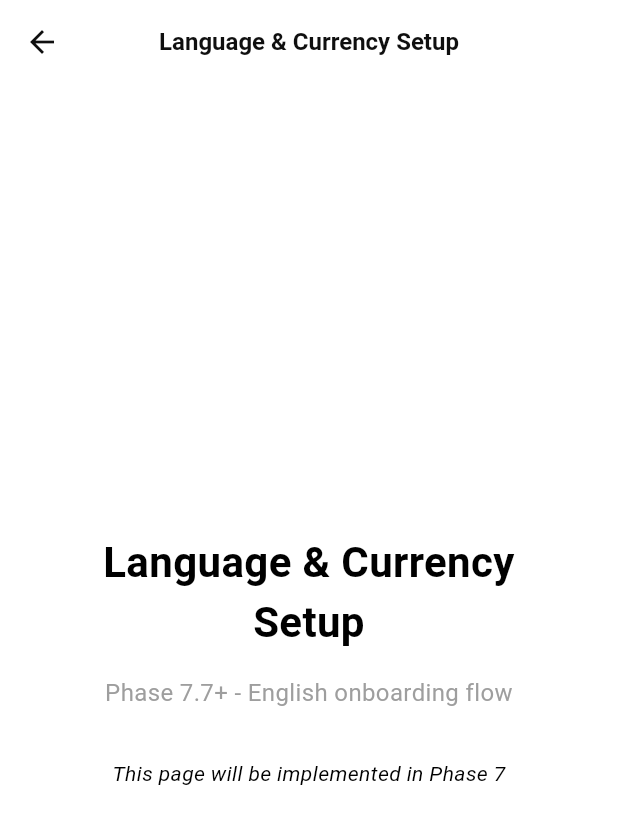
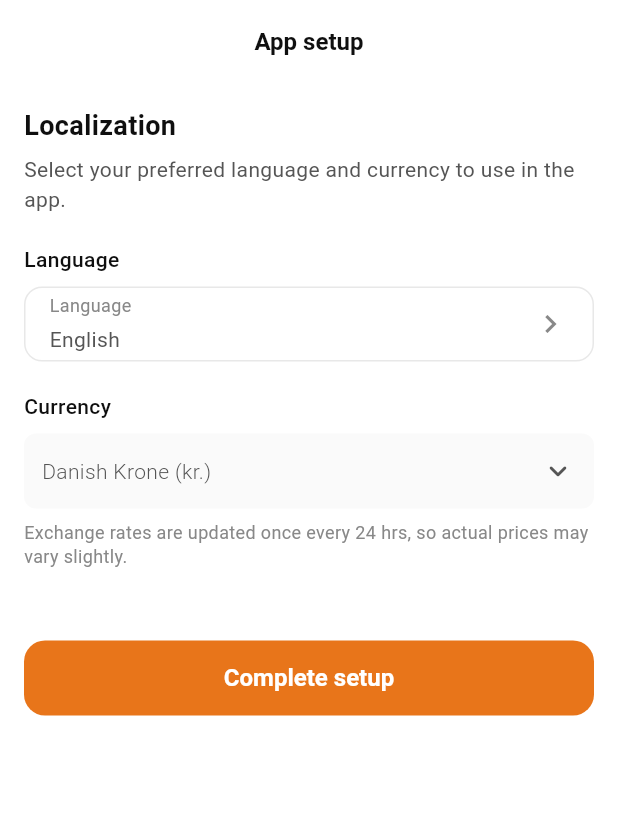
Before and after one commit to Andreasams/JourneyMate_manual, a Flutter app: the screen it shows after launch, after a tap on "Continue", on a phone screen of 412 x 824 dp. Shown: the top 824 px of the screen. Run offline on Flutter 3.47's test engine with Material 3 defaults, Android fonts, the phone set to English and light mode, and no system bars; our stand-ins replace cached_network_image, flutter_riverpod, geolocator, go_router, google_fonts, permission_handler and 3 more; missing offline and left inert: map_launcher; network calls fail.

Commit message:
feat(phase7.2): implement App Settings Initiate Flow page
- Create AppSettingsInitiateFlowPage with language & currency selection
- Integrate LanguageSelectorButton and CurrencySelectorButton widgets
- Non-blocking location permission check on page load
- Search API call with selected language on 'Complete setup'
- Error handling with dialog for API failures
- Analytics tracking (page_viewed on dispose with duration)
- Navigation to Search page using context.go() (replaces onboarding flow)
- All design tokens applied (AppColors, AppSpacing, AppTypography, AppRadius)
- flutter analyze: 0 issues in new code (2 pre-existing info warnings in item_bottom_sheet.dart)
- Translation keys: All 7 keys already exist from Phase 6A (no new keys needed)

Co-Authored-By: Claude Sonnet 4.5 <noreply@anthropic.com>

```diff
--- /dev/null
+++ b/journey_mate/lib/pages/app_settings_initiate_flow/app_settings_initiate_flow_page.dart
@@ -0,0 +1,381 @@
+import 'package:flutter/material.dart';
+import 'package:flutter/scheduler.dart';
+import 'package:flutter_riverpod/flutter_riverpod.dart';
+import 'package:shared_preferences/shared_preferences.dart';
+import 'package:go_router/go_router.dart';
+import 'package:geolocator/geolocator.dart';
+import '../../providers/search_providers.dart';
+import '../../providers/settings_providers.dart';
+import '../../services/api_service.dart';
+import '../../services/translation_service.dart';
+import '../../theme/app_colors.dart';
+import '../../theme/app_spacing.dart';
+import '../../theme/app_radius.dart';
+import '../../theme/app_typography.dart';
+import '../../theme/app_constants.dart';
+import '../../widgets/shared/language_selector_button.dart';
+import '../../widgets/shared/currency_selector_button.dart';
+
+/// App Settings Initiate Flow Page
+///
+/// Second step in new user onboarding (English path). Required setup page
+/// where users select language and currency before entering the main app.
+///
+/// User Flow:
+/// Welcome Page (new user, no language set)
+///   ↓ User taps "Continue" (English button)
+/// App Settings Initiate Flow (THIS PAGE)
+///   ↓ User selects language & currency → taps "Complete setup"
+/// Search Results Page (main app)
+///
+/// Phase 7.2 implementation
+class AppSettingsInitiateFlowPage extends ConsumerStatefulWidget {
+  const AppSettingsInitiateFlowPage({super.key});
+
+  @override
+  ConsumerState<AppSettingsInitiateFlowPage> createState() =>
+      _AppSettingsInitiateFlowPageState();
+}
+
+class _AppSettingsInitiateFlowPageState
+    extends ConsumerState<AppSettingsInitiateFlowPage> {
+  // ============================================================
+  // LOCAL STATE
+  // ============================================================
+
+  DateTime? _pageStartTime;
+  bool _isLoading = false;
+  String _currentLanguageCode = 'en'; // Default to English
+
+  // ============================================================
+  // LIFECYCLE
+  // ============================================================
+
+  @override
+  void initState() {
+    super.initState();
+
+    // Initialize after frame is rendered
+    SchedulerBinding.instance.addPostFrameCallback((_) {
+      _initialize();
+    });
+  }
+
+  @override
+  void dispose() {
+    _trackPageView();
+    super.dispose();
+  }
+
+  // ============================================================
+  // INITIALIZATION
+  // ============================================================
+
+  Future<void> _initialize() async {
+    // Record page start time for analytics
+    _pageStartTime = DateTime.now();
+
+    try {
+      // Load localization preferences (currency)
+      await ref.read(localizationProvider.notifier).loadFromPreferences();
+
+      // Load current language code from SharedPreferences
+      final prefs = await SharedPreferences.getInstance();
+      final languageCode = prefs.getString('user_language_code') ?? 'en';
+
+      // Check location permission (fire-and-forget, don't block UI)
+      ref.read(locationProvider.notifier).checkPermission();
+
+      // Update local state
+      if (mounted) {
+        setState(() {
+          _currentLanguageCode = languageCode;
+        });
+      }
+    } catch (e) {
+      debugPrint('⚠️ App Settings page initialization error: $e');
+      // Continue with defaults even if initialization fails
+    }
+  }
+
+  // ============================================================
+  // LANGUAGE SELECTION
+  // ============================================================
+
+  Future<void> _handleLanguageSelected(String newLanguageCode) async {
+    try {
+      // Persist language to SharedPreferences
+      final prefs = await SharedPreferences.getInstance();
+      await prefs.setString('user_language_code', newLanguageCode);
+
+      // Update local state
+      if (mounted) {
+        setState(() {
+          _currentLanguageCode = newLanguageCode;
+        });
+      }
+
+      debugPrint('✅ Language updated to: $newLanguageCode');
+    } catch (e) {
+      debugPrint('⚠️ Failed to persist language: $e');
+    }
+  }
+
+  // ============================================================
+  // LOCATION HANDLING
+  // ============================================================
+
+  Future<String?> _getUserLocation() async {
+    try {
+      final position = await Geolocator.getCurrentPosition(
+        locationSettings: const LocationSettings(
+          accuracy: LocationAccuracy.high,
+          timeLimit: Duration(seconds: 5),
+        ),
+      );
+      return 'LatLng(lat: ${position.latitude}, lng: ${position.longitude})';
+    } catch (e) {
+      debugPrint('⚠️ Could not get location: $e');
+      return null; // Fail gracefully — continue without location
+    }
+  }
+
+  // ============================================================
+  // COMPLETE SETUP
+  // ============================================================
+
+  Future<void> _handleCompleteSetup() async {
+    if (_isLoading) return;
+
+    setState(() {
+      _isLoading = true;
+    });
+
+    try {
+      // Get user location (optional, non-blocking)
+      final userLocation = await _getUserLocation();
+
+      // Call Search API with selected language
+      final response = await ApiService.instance.search(
+        cityId: AppConstants.kDefaultCityId.toString(),
+        userLocation: userLocation,
+        searchInput: '', // Empty = show all
+        languageCode: _currentLanguageCode,
+        filters: [],
+        filtersUsedForSearch: [],
+        sortBy: 'match',
+        sortOrder: 'desc',
+        onlyOpen: false,
+        category: 'all',
+        page: 1,
+        pageSize: 50,
+      );
+
+      if (response.succeeded) {
+        // Store results in searchStateProvider
+        ref.read(searchStateProvider.notifier).updateSearchResults(
+              response.jsonBody,
+              response.jsonBody['resultCount'] ?? 0,
+            );
+
+        // Navigate to Search page (use go() not push() — replace onboarding flow)
+        if (mounted) {
+          context.go('/search');
+        }
+      } else {
+        // Show error dialog
+        if (mounted) {
+          _showErrorDialog();
+        }
+      }
+    } catch (e) {
+      debugPrint('⚠️ Search API failed: $e');
+      if (mounted) {
+        _showErrorDialog();
+      }
+    } finally {
+      if (mounted) {
+        setState(() {
+          _isLoading = false;
+        });
+      }
+    }
+  }
+
+  // ============================================================
+  // ERROR HANDLING
+  // ============================================================
+
+  void _showErrorDialog() {
+    showDialog(
+      context: context,
+      builder: (context) => AlertDialog(
+        title: Text(
+          'Error',
+          style: AppTypography.sectionHeading,
+        ),
+        content: Text(
+          'Could not load restaurants. Please try again.',
+          style: AppTypography.bodyRegular,
+        ),
+        actions: [
+          TextButton(
+            onPressed: () => Navigator.pop(context),
+            child: Text(
+              'OK',
+              style: AppTypography.bodyMedium.copyWith(
+                color: AppColors.accent,
+              ),
+            ),
+          ),
+        ],
+      ),
+    );
+  }
+
+  // ============================================================
+  // ANALYTICS
+  // ============================================================
+
+  Future<void> _trackPageView() async {
+    if (_pageStartTime == null) return;
+
+    try {
+      final duration = DateTime.now().difference(_pageStartTime!);
+      final prefs = await SharedPreferences.getInstance();
+      final deviceId = prefs.getString('analytics_device_id') ?? 'unknown';
+      final sessionId = prefs.getString('current_session_id') ?? 'unknown';
+
+      await ApiService.instance.postAnalytics(
+        eventType: 'page_viewed',
+        deviceId: deviceId,
+        sessionId: sessionId,
+        userId: deviceId,
+        eventData: {
+          'pageName': 'appSettingsInitiateFlowPage',
+          'durationSeconds': duration.inSeconds.toString(),
+        },
+        timestamp: DateTime.now().toIso8601String(),
+      );
+
+      debugPrint(
+          '✅ Tracked appSettingsInitiateFlowPage view: ${duration.inSeconds}s');
+    } catch (e) {
+      debugPrint('⚠️ Failed to track page view: $e');
+      // Fail silently — analytics should never block user flow
+    }
+  }
+
+  // ============================================================
+  // BUILD UI
+  // ============================================================
+
+  @override
+  Widget build(BuildContext context) {
+    return Scaffold(
+      backgroundColor: AppColors.bgPage,
+      appBar: AppBar(
+        backgroundColor: AppColors.bgPage,
+        elevation: 0,
+        automaticallyImplyLeading: false, // NO back button
+        centerTitle: true,
+        title: Text(
+          ts(context, 'opycnrvy'), // "App setup"
+          style: AppTypography.categoryHeading,
+        ),
+      ),
+      body: SafeArea(
+        child: SingleChildScrollView(
+          padding: EdgeInsets.all(AppSpacing.lg),
+          child: Column(
+            crossAxisAlignment: CrossAxisAlignment.start,
+            children: [
+              // Section Heading
+              Text(
+                ts(context, '0aq8qo7g'), // "Localization"
+                style: AppTypography.sectionHeading,
+              ),
+              SizedBox(height: AppSpacing.sm),
+
+              // Section Description
+              Text(
+                ts(context, 'lup5v7ii'), // "Select your preferred language..."
+                style: AppTypography.bodyRegular.copyWith(
+                  color: AppColors.textSecondary,
+                ),
+              ),
+              SizedBox(height: AppSpacing.xl),
+
+              // Language Section
+              Text(
+                ts(context, 's3movlvc'), // "Language"
+                style: AppTypography.label,
+              ),
+              SizedBox(height: AppSpacing.sm),
+              LanguageSelectorButton(
+                currentLanguageCode: _currentLanguageCode,
+                onLanguageSelected: _handleLanguageSelected,
+                width: double.infinity,
+              ),
+              SizedBox(height: AppSpacing.xl),
+
+              // Currency Section
+              Text(
+                ts(context, 'elv468gp'), // "Currency"
+                style: AppTypography.label,
+              ),
+              SizedBox(height: AppSpacing.sm),
+              const CurrencySelectorButton(
+                width: double.infinity,
+                height: 50.0,
+              ),
+              SizedBox(height: AppSpacing.sm),
+
+              // Exchange Rate Note
+              Text(
+                ts(context,
+                    '6kxja9sp'), // "Exchange rates are updated once per 24 hours"
+                style: AppTypography.helper.copyWith(
+                  color: AppColors.textTertiary,
+                ),
+              ),
+              SizedBox(height: AppSpacing.xxl * 2), // 48px spacing
+
+              // Complete Setup Button
+              SizedBox(
+                width: double.infinity,
+                height: AppConstants.buttonHeight,
+                child: ElevatedButton(
+                  onPressed: _isLoading ? null : _handleCompleteSetup,
+                  style: ElevatedButton.styleFrom(
+                    backgroundColor: AppColors.accent,
+                    disabledBackgroundColor: AppColors.textDisabled,
+                    shape: RoundedRectangleBorder(
+                      borderRadius: BorderRadius.circular(AppRadius.button),
+                    ),
+                  ),
+                  child: _isLoading
+                      ? const SizedBox(
+                          height: 20,
+                          width: 20,
+                          child: CircularProgressIndicator(
+                            valueColor:
+                                AlwaysStoppedAnimation<Color>(Colors.white),
+                            strokeWidth: 2,
+                          ),
+                        )
+                      : Text(
+                          ts(context, '9nldb2d7'), // "Complete setup"
+                          style: AppTypography.button.copyWith(
+                            color: Colors.white,
+                          ),
+                        ),
+                ),
+              ),
+            ],
+          ),
+        ),
+      ),
+    );
+  }
+}
--- a/journey_mate/lib/router/app_router.dart
+++ b/journey_mate/lib/router/app_router.dart
@@ -1,6 +1,7 @@
 import 'package:flutter/material.dart';
 import 'package:go_router/go_router.dart';
 import '../pages/welcome/welcome_page.dart';
+import '../pages/app_settings_initiate_flow/app_settings_initiate_flow_page.dart';
 
 /// Application router with all 11 routes
 /// Uses go_router 17.x for navigation
@@ -88,10 +89,7 @@ final appRouter = GoRouter(
     // App Settings Initiate Flow (English onboarding wizard)
     GoRoute(
       path: '/set-language-currency',
-      builder: (context, state) => _placeholderPage(
-        'Language & Currency Setup',
-        'Phase 7.7+ - English onboarding flow',
-      ),
+      builder: (context, state) => const AppSettingsInitiateFlowPage(),
     ),
 
     // Phase 7.8: Localization
```
